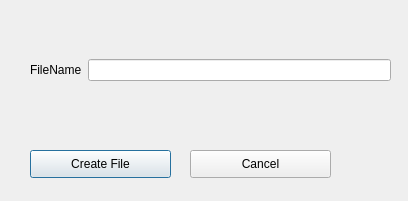
Old version of the form src/client/newFileDialog.ui in the repository franco-ruggeri/write-together.
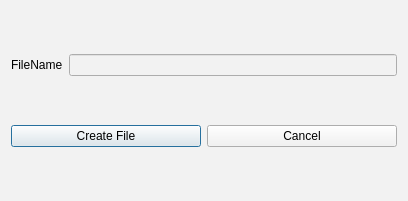
New version of the form.

Commit message: push buttons per filtri ok. minor fix su ui

```diff
--- a/src/client/newFileDialog.ui
+++ b/src/client/newFileDialog.ui
@@ -13,15 +13,11 @@
   <property name="windowTitle">
    <string>Dialog</string>
   </property>
-  <widget class="QWidget" name="horizontalLayoutWidget">
-   <property name="geometry">
-    <rect>
-     <x>30</x>
-     <y>30</y>
-     <width>361</width>
-     <height>80</height>
-    </rect>
-   </property>
+  <property name="styleSheet">
+   <string notr="true">background-color: #f2f2f2;</string>
+  </property>
+  <layout class="QVBoxLayout" name="verticalLayout">
+   <item>
    <layout class="QHBoxLayout" name="horizontalLayout">
     <item>
      <widget class="QLabel" name="newfile_filename_label">
@@ -34,33 +30,26 @@
      <widget class="QLineEdit" name="newfile_filename_lineEdit"/>
     </item>
    </layout>
-  </widget>
+   </item>
+   <item>
+    <layout class="QHBoxLayout" name="horizontalLayout_2">
+     <item>
   <widget class="QPushButton" name="newfile_create_pushButton">
-   <property name="geometry">
-    <rect>
-     <x>30</x>
-     <y>150</y>
-     <width>141</width>
-     <height>28</height>
-    </rect>
-   </property>
    <property name="text">
     <string>Create File</string>
    </property>
   </widget>
+     </item>
+     <item>
   <widget class="QPushButton" name="newfile_cancel_pushButton">
-   <property name="geometry">
-    <rect>
-     <x>190</x>
-     <y>150</y>
-     <width>141</width>
-     <height>28</height>
-    </rect>
-   </property>
    <property name="text">
     <string>Cancel</string>
    </property>
   </widget>
+     </item>
+    </layout>
+   </item>
+  </layout>
  </widget>
  <resources/>
  <connections/>
```
Lines whose indentation alone changed are shown as unchanged. The commit also changes 5 other files.
